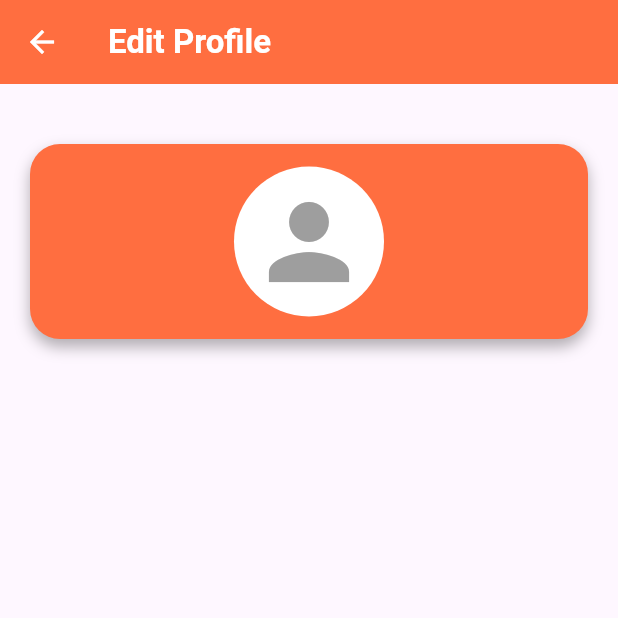
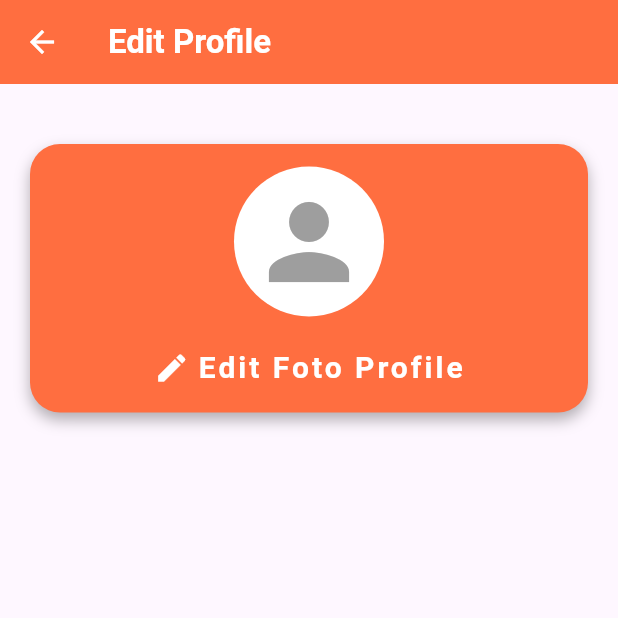
Before and after one commit to Juander123/TokoMakanan4, a Flutter app: the EditProfile screen opened directly, on a phone screen of 412 x 824 dp, the top half of it. Run offline on Flutter 3.47's test engine with Material 3 defaults, Android fonts, the light colour scheme and no system bars; network calls fail.

Commit message:
Penambahan Navigator Push di beranda & Profile

```diff
--- a/lib/pages/profile.dart
+++ b/lib/pages/profile.dart
@@ -1,4 +1,5 @@
 import 'package:flutter/material.dart';
+import '../pagesProfile/editProfile.dart';
 
 class ProfilePage extends StatelessWidget{
   const ProfilePage ({super.key});
@@ -158,7 +159,9 @@ class MainContentProfile extends StatelessWidget{
                   ),
                   IconButton(
                     onPressed: (){
-
+                      Navigator.push(context, MaterialPageRoute(builder: (context){
+                        return EditProfile();
+                      }));
                     },
                     icon: Icon(Icons.arrow_right)
                   ),
--- a/lib/pagesProfile/editProfile.dart
+++ b/lib/pagesProfile/editProfile.dart
@@ -27,7 +27,7 @@ class EditProfile extends StatelessWidget{
 
         child: Column(
           crossAxisAlignment: CrossAxisAlignment.stretch,
-          mainAxisAlignment: MainAxisAlignment.center,
+
           children: [
             Container(
               margin: EdgeInsets.symmetric(vertical: 40,horizontal: 20),
@@ -44,12 +44,30 @@ class EditProfile extends StatelessWidget{
                 ]
               ),
               child: Column(
+                mainAxisAlignment: MainAxisAlignment.center,
                 children: [
                   CircleAvatar(
                     backgroundColor: Colors.white,
                     radius: 50,
                     child:Icon(Icons.person, size: 80,color: Colors.grey,),
                   ),
+                  SizedBox(height: 20,),
+                  Row(
+                    mainAxisAlignment: MainAxisAlignment.center,
+                    children: [
+                      Icon(Icons.edit,color: Colors.white,),
+                      SizedBox(width: 5,),
+                      Text(
+                        "Edit Foto Profile",
+                        style: TextStyle(
+                          color: Colors.white,
+                          fontWeight: FontWeight.bold,
+                          letterSpacing:2,
+                          fontSize: 20
+                        ),
+                      )
+                    ],
+                  )
                 ],
               ),
             ),
```
